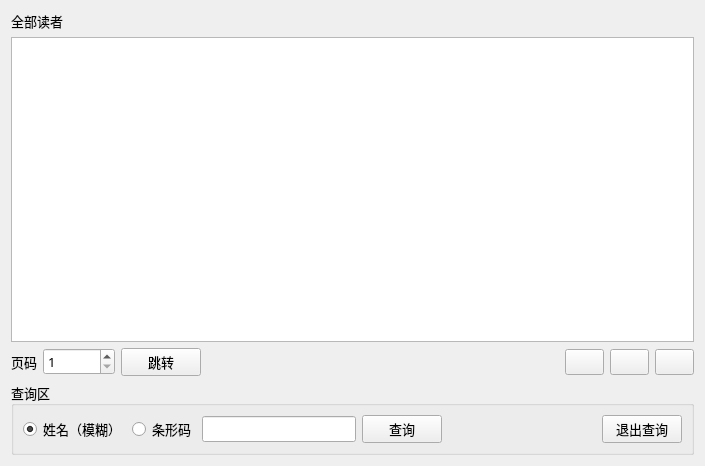
This is LibraryManager/readermanageform.ui in 821869798/LibraryManager as Qt 5 draws it before an edit. The edited form follows.
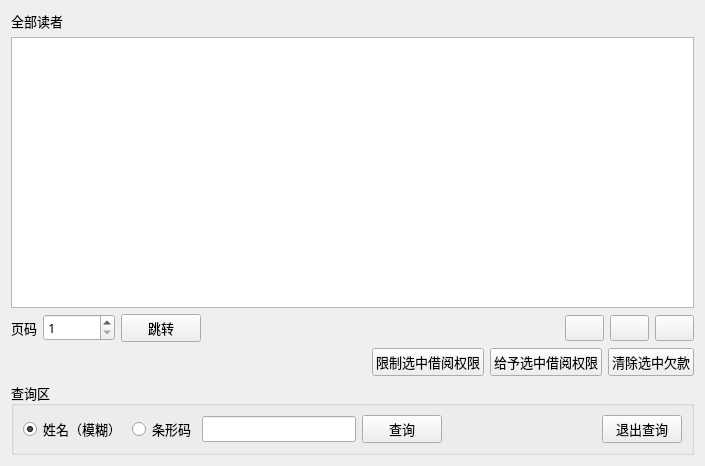
This is the edited form.

What changed in the file:
```diff
--- a/LibraryManager/readermanageform.ui
+++ b/LibraryManager/readermanageform.ui
@@ -116,6 +116,44 @@
      </item>
     </layout>
    </item>
+   <item>
+    <layout class="QHBoxLayout" name="horizontalLayout_5">
+     <item>
+      <spacer name="horizontalSpacer_4">
+       <property name="orientation">
+        <enum>Qt::Horizontal</enum>
+       </property>
+       <property name="sizeHint" stdset="0">
+        <size>
+         <width>40</width>
+         <height>20</height>
+        </size>
+       </property>
+      </spacer>
+     </item>
+     <item>
+      <widget class="QPushButton" name="btn_avaliableNo">
+       <property name="text">
+        <string>限制选中借阅权限</string>
+       </property>
+      </widget>
+     </item>
+     <item>
+      <widget class="QPushButton" name="btn_avaliableYes">
+       <property name="text">
+        <string>给予选中借阅权限</string>
+       </property>
+      </widget>
+     </item>
+     <item>
+      <widget class="QPushButton" name="btn_clearArrears">
+       <property name="text">
+        <string>清除选中欠款</string>
+       </property>
+      </widget>
+     </item>
+    </layout>
+   </item>
    <item>
     <widget class="QGroupBox" name="groupBox">
      <property name="title">
```
